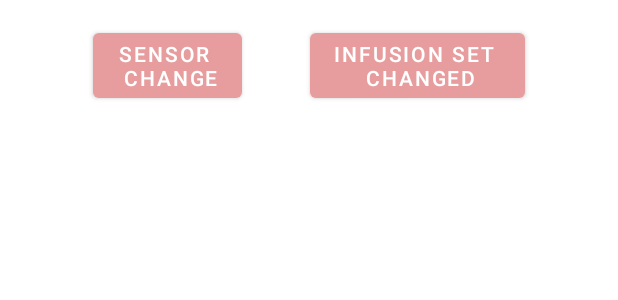
After one commit to Komalpreet24/sugar_coated_app, an Android app: the layout log_event_dialog_box.xml on its own in the app's theme, with its tools: preview values and no code run, on a phone screen of 412 x 824 dp. The commit adds this screen. Shown: the top 300 px of the screen. Run offline under Robolectric (Android 15) with nearby library versions, the phone set to English and light mode, and no system bars.

Commit message:
Event logging completed

```diff
--- a/app/src/main/java/com/komal/sugarcoated/signup/model/SignUpDataModel.kt
+++ b/app/src/main/java/com/komal/sugarcoated/signup/model/SignUpDataModel.kt
@@ -1,6 +1,7 @@
 package com.komal.sugarcoated.signup.model
 
 import com.google.firebase.firestore.DocumentId
+import java.util.Date
 
 data class UserSignUpData(
   @DocumentId
@@ -8,4 +9,6 @@ data class UserSignUpData(
   val name: String = "",
   val email: String = "",
   val webViewLink: String = "",
+  val sensorChangeDate: Date = Date(),
+  val infusionSetChangeDate: Date = Date()
 )
--- /dev/null
+++ b/app/src/main/res/drawable-anydpi/icon_tick.xml
@@ -0,0 +1,11 @@
+<vector xmlns:android="http://schemas.android.com/apk/res/android"
+    android:width="50dp"
+    android:height="50dp"
+    android:viewportWidth="24"
+    android:viewportHeight="24"
+    android:tint="#FF99CC00"
+    android:alpha="0.6">
+  <path
+      android:fillColor="@android:color/white"
+      android:pathData="M12,2C6.48,2 2,6.48 2,12s4.48,10 10,10 10,-4.48 10,-10S17.52,2 12,2zM10,17l-5,-5 1.41,-1.41L10,14.17l7.59,-7.59L19,8l-9,9z"/>
+</vector>
--- /dev/null
+++ b/app/src/main/res/drawable/dot_shape.xml
@@ -0,0 +1,5 @@
+<shape xmlns:android="http://schemas.android.com/apk/res/android"
+    android:shape="oval">
+
+  <solid android:color="@android:color/holo_green_light" />
+</shape>
--- /dev/null
+++ b/app/src/main/res/drawable/event_indicator_circle.xml
@@ -0,0 +1,6 @@
+<shape xmlns:android="http://schemas.android.com/apk/res/android"
+    android:shape="oval">
+  <solid android:color="@color/PinkDark" />
+  <size android:width="8dp"
+      android:height="8dp"/>
+</shape>
--- /dev/null
+++ b/app/src/main/res/layout/log_event_dialog_box.xml
@@ -0,0 +1,79 @@
+<layout>
+  <androidx.constraintlayout.widget.ConstraintLayout
+      xmlns:android="http://schemas.android.com/apk/res/android"
+      xmlns:app="http://schemas.android.com/apk/res-auto"
+      android:orientation="horizontal"
+      android:layout_width="match_parent"
+      android:layout_height="wrap_content"
+      android:padding="16dp">
+
+    <Button
+        android:id="@+id/btn_sensor_change"
+        android:layout_width="wrap_content"
+        android:layout_height="wrap_content"
+        app:layout_constraintLeft_toLeftOf="parent"
+        app:layout_constraintRight_toLeftOf="@id/btn_infusion_change"
+        app:layout_constraintTop_toTopOf="parent"
+        android:text="@string/sensor_n_change"/>
+
+    <Button
+        android:id="@+id/btn_infusion_change"
+        android:layout_width="wrap_content"
+        android:layout_height="wrap_content"
+        app:layout_constraintRight_toRightOf="parent"
+        app:layout_constraintLeft_toRightOf="@id/btn_sensor_change"
+        app:layout_constraintTop_toTopOf="parent"
+        android:text="@string/infusion_set_n_changed"/>
+
+    <ImageView
+        android:id="@+id/iv_tick_sensor"
+        android:layout_width="wrap_content"
+        android:layout_height="wrap_content"
+        android:visibility="invisible"
+        android:src="@drawable/icon_tick"
+        android:contentDescription="@string/green_tick"
+        android:layout_marginHorizontal="24dp"
+        app:layout_constraintLeft_toLeftOf="@id/btn_sensor_change"
+        app:layout_constraintRight_toLeftOf="@id/iv_tick_infusion_set"
+        app:layout_constraintTop_toTopOf="@id/btn_sensor_change"
+        app:layout_constraintBottom_toBottomOf="@id/btn_sensor_change"/>
+
+    <TextView
+        android:id="@+id/tv_sensor_change"
+        android:layout_width="wrap_content"
+        android:layout_height="wrap_content"
+        android:visibility="invisible"
+        android:layout_margin="2dp"
+        android:textAlignment="center"
+        android:text="@string/sensor_change_n_logged"
+        app:layout_constraintLeft_toLeftOf="@id/iv_tick_sensor"
+        app:layout_constraintRight_toRightOf="@id/iv_tick_sensor"
+        app:layout_constraintTop_toBottomOf="@id/iv_tick_sensor"/>
+
+    <ImageView
+        android:id="@+id/iv_tick_infusion_set"
+        android:layout_width="wrap_content"
+        android:layout_height="wrap_content"
+        android:visibility="invisible"
+        android:src="@drawable/icon_tick"
+        android:contentDescription="@string/green_tick"
+        android:layout_marginHorizontal="24dp"
+        app:layout_constraintRight_toRightOf="@id/btn_infusion_change"
+        app:layout_constraintTop_toTopOf="@id/btn_infusion_change"
+        app:layout_constraintLeft_toRightOf="@id/iv_tick_sensor"
+        app:layout_constraintBottom_toBottomOf="@id/btn_infusion_change"/>
+
+    <TextView
+        android:id="@+id/tv_infusion_set"
+        android:layout_width="wrap_content"
+        android:layout_height="wrap_content"
+        android:visibility="invisible"
+        android:layout_margin="2dp"
+        android:textAlignment="center"
+        android:text="@string/infusion_set_change_n_done"
+        app:layout_constraintLeft_toLeftOf="@id/iv_tick_infusion_set"
+        app:layout_constraintRight_toRightOf="@id/iv_tick_infusion_set"
+        app:layout_constraintTop_toBottomOf="@id/iv_tick_infusion_set"/>
+
+  </androidx.constraintlayout.widget.ConstraintLayout>
+</layout>
--- a/app/src/main/res/values-night/strings.xml
+++ b/app/src/main/res/values-night/strings.xml
@@ -30,4 +30,9 @@
     <string name="category_icon">Category Icon</string>
     <string name="mg_dl">mg/dL</string>
     <string name="plus_button_for_add_new_record">Plus button for add new record</string>
+    <string name="infusion_set_change_n_done">Infusion set change \n done</string>
+    <string name="sensor_change_n_logged">Sensor change \n logged</string>
+    <string name="infusion_set_n_changed">Infusion set \n changed</string>
+  <string name="sensor_n_change">Sensor \n change</string>
+    <string name="green_tick">Green Tick</string>
 </resources>
--- a/app/src/main/res/values/strings.xml
+++ b/app/src/main/res/values/strings.xml
@@ -26,6 +26,7 @@
     <string name="blood_sugar_value_validation">Please enter blood glucose value</string>
     <string name="password_does_not_match">Password does not match</string>
     <string name="login_failed">Login failed with %1$s</string>
+    <string name="logging_event">Logging event failed with %1$s</string>
     <string name="new_record_addition_failed">New record addition failed with %1$s</string>
     <string name="logout_failed">Logout failed with %1$s</string>
     <string name="signup_failed">Sign up failed with %1$s</string>
@@ -76,5 +77,11 @@
     <string name="category_icon">Category Icon</string>
     <string name="mg_dl">mg/dL</string>
     <string name="plus_button_for_add_new_record">Plus button for add new record</string>
+    <string name="infusion_set_change_n_done">Infusion set change \n done</string>
+    <string name="sensor_change_n_logged">Sensor change \n logged</string>
+    <string name="infusion_set_n_changed">Infusion set \n changed</string>
+    <string name="mark_an_event">Mark an event</string>
+    <string name="sensor_n_change">Sensor \n change</string>
+    <string name="green_tick">Green Tick</string>
 
 </resources>
--- a/gradle.properties
+++ b/gradle.properties
@@ -21,3 +21,4 @@ kotlin.code.style=official
 # resources declared in the library itself and none from the library's dependencies,
 # thereby reducing the size of the R class for that library
 android.nonTransitiveRClass=true
+android.enableJetifier=true
--- a/settings.gradle
+++ b/settings.gradle
@@ -10,6 +10,7 @@ dependencyResolutionManagement {
     repositories {
         google()
         mavenCentral()
+        maven { url 'https://jitpack.io' }
     }
 }
 rootProject.name = "Sugar Coated"
```
Also changed, not shown: app/build.gradle (+9 -0 lines), app/src/main/java/com/komal/sugarcoated/calendar/ui/fragment/CalendarFragment.kt (+97 -15 lines), app/src/main/java/com/komal/sugarcoated/calendar/ui/vm/CalendarViewModel.kt (added, +104 -0 lines), app/src/main/java/com/komal/sugarcoated/utils/CommonUtils.kt (+47 -6 lines), app/src/main/java/com/komal/sugarcoated/utils/Constants.kt (+17 -14 lines), app/src/main/res/layout/fragment_calendar.xml (+22 -6 lines), app/src/main/res/values/styles.xml (+10 -0 lines), app/src/main/res/drawable-hdpi/icon_tick.png (added), app/src/main/res/drawable-mdpi/icon_tick.png (added), app/src/main/res/drawable-xhdpi/icon_tick.png (added), app/src/main/res/drawable-xxhdpi/icon_tick.png (added). Lines whose indentation alone changed are shown as unchanged.
